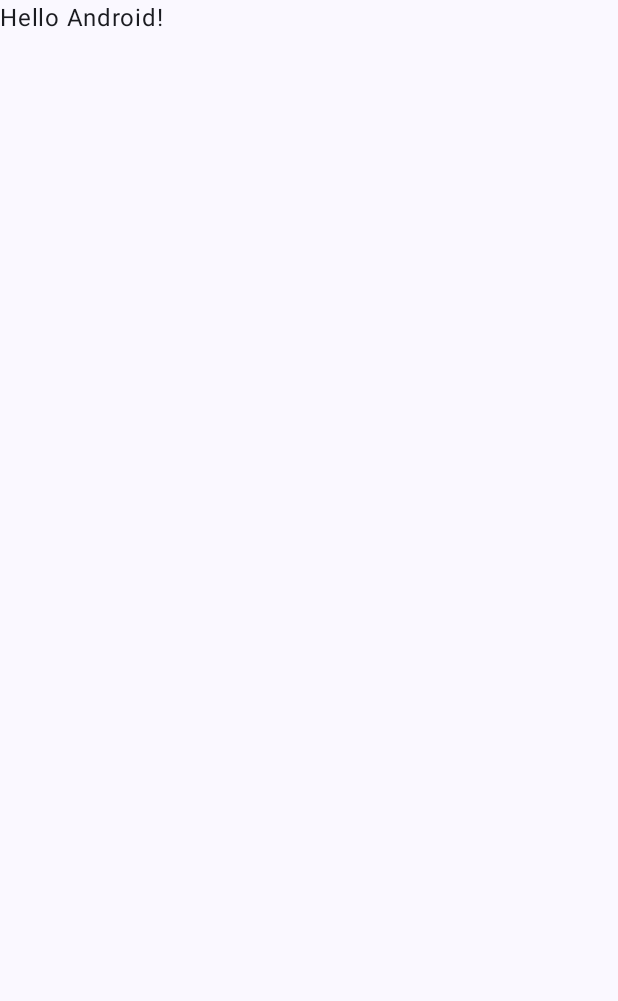
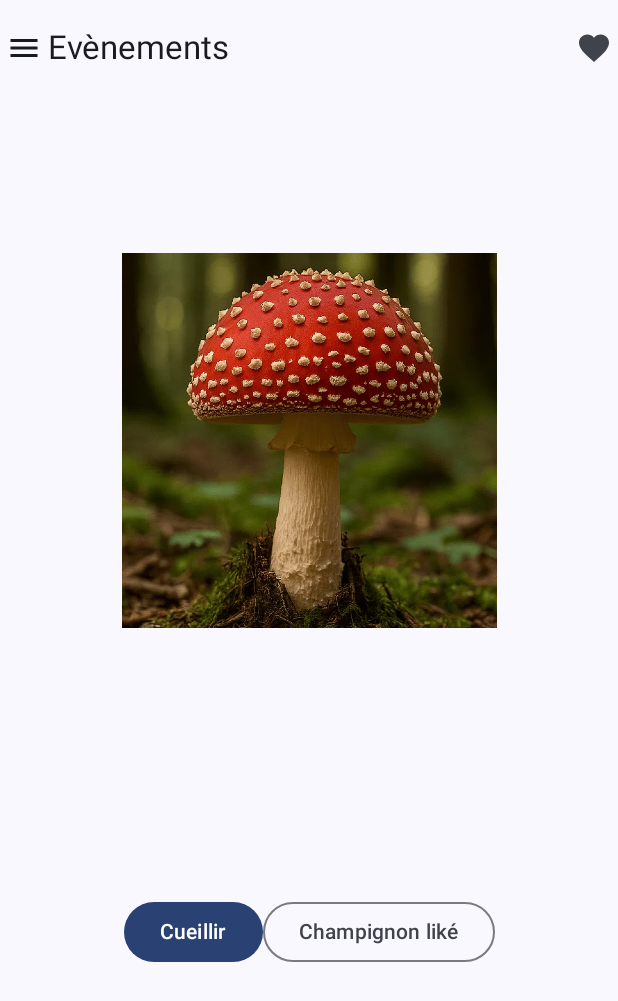
Before and after one commit to Gueyvelian/projet_android_FIA4, an Android app built with Jetpack Compose: the screen it shows after launch (MainActivity), on a phone screen of 412 x 824 dp. Before the commit the part shown is almost empty. Shown: the top 1001 px of the screen. Run offline under Robolectric (Android 15) with nearby library versions, the phone set to English and light mode, and no system bars; our stand-ins replace Navigation 3.

Commit message:
Page d'accueil

```diff
--- a/app/build.gradle.kts
+++ b/app/build.gradle.kts
@@ -49,6 +49,8 @@ dependencies {
     implementation(libs.androidx.compose.ui.graphics)
     implementation(libs.androidx.compose.ui.tooling.preview)
     implementation(libs.androidx.compose.material3)
+    implementation(libs.androidx.navigation3.ui)
+    implementation(libs.androidx.navigation.compose)
     testImplementation(libs.junit)
     androidTestImplementation(libs.androidx.junit)
     androidTestImplementation(libs.androidx.espresso.core)
--- a/app/src/main/java/com/example/myapplication/MainActivity.kt
+++ b/app/src/main/java/com/example/myapplication/MainActivity.kt
@@ -4,13 +4,36 @@ import android.os.Bundle
 import androidx.activity.ComponentActivity
 import androidx.activity.compose.setContent
 import androidx.activity.enableEdgeToEdge
+import androidx.compose.foundation.Image
+import androidx.compose.foundation.layout.Arrangement
+import androidx.compose.foundation.layout.Box
+import androidx.compose.foundation.layout.Column
+import androidx.compose.foundation.layout.Row
 import androidx.compose.foundation.layout.fillMaxSize
 import androidx.compose.foundation.layout.padding
+import androidx.compose.foundation.layout.size
+import androidx.compose.material.icons.Icons
+import androidx.compose.material.icons.filled.Favorite
+import androidx.compose.material.icons.filled.Menu
+import androidx.compose.material3.Button
+import androidx.compose.material3.ExperimentalMaterial3Api
+import androidx.compose.material3.Icon
 import androidx.compose.material3.Scaffold
 import androidx.compose.material3.Text
+import androidx.compose.material3.TopAppBar
 import androidx.compose.runtime.Composable
+import androidx.compose.runtime.mutableStateListOf
+import androidx.compose.runtime.remember
+import androidx.compose.ui.Alignment
 import androidx.compose.ui.Modifier
+import androidx.compose.ui.res.painterResource
 import androidx.compose.ui.tooling.preview.Preview
+import androidx.compose.ui.unit.dp
+import androidx.navigation.NavController
+import androidx.navigation.compose.NavHost
+import androidx.navigation.compose.composable
+import androidx.navigation.compose.rememberNavController
+import androidx.navigation3.ui.NavDisplay
 import com.example.myapplication.ui.theme.MyApplicationTheme
 
 class MainActivity : ComponentActivity() {
@@ -18,30 +41,109 @@ class MainActivity : ComponentActivity() {
         super.onCreate(savedInstanceState)
         enableEdgeToEdge()
         setContent {
-            MyApplicationTheme {
-                Scaffold(modifier = Modifier.fillMaxSize()) { innerPadding ->
-                    Greeting(
-                        name = "Android",
-                        modifier = Modifier.padding(innerPadding)
-                    )
+            val navController = rememberNavController()
+            NavHost(navController = navController, startDestination = "acceuil") {
+                composable("acceuil") {
+                    Main(navController = navController)
                 }
             }
         }
     }
+
+    @OptIn(ExperimentalMaterial3Api::class)
+    @Composable
+    fun Main(navController: NavController) {
+        MyApplicationTheme{
+            //val backStack = remember { mutableStateListOf<Any>(ScreenDest()) }
+            Scaffold(
+                topBar = {
+                    TopAppBar(
+                        title = {
+                            Text("Evènements")
+                        },
+                        navigationIcon = { Icon(Icons.Default.Menu, contentDescription = null) },
+                        actions = { Icon(Icons.Default.Favorite, contentDescription = null) })
+                },
+                modifier = Modifier.fillMaxSize()
+            ) { innerPadding ->
+                Box(modifier = Modifier.padding(innerPadding))
+                Screen()
+                //NavDisplay(
+                //backStack = backStack,
+                //entryProvider = entryProvider {
+                //    entry<ScreenDest> { Screen({backStack.add(DesoleDest())}, {backStack.add(InscriptionDest())}) }
+                //    entry<DesoleDest> { Desole({backStack.removeLastOrNull() }) }
+                //    entry<InscriptionDest> { Inscription({backStack.removeLastOrNull() }) }
+                //}
+                //)
+
+            }
+        }
+    }
+
+    @Composable
+    fun ScreenDest() {
+        TODO("Not yet implemented")
+    }
 }
 
-@Composable
+/*@Composable
 fun Greeting(name: String, modifier: Modifier = Modifier) {
     Text(
         text = "Hello $name!",
         modifier = modifier
     )
-}
+}*/
 
-@Preview(showBackground = true)
+/*@Preview(showBackground = true)
 @Composable
 fun GreetingPreview() {
     MyApplicationTheme {
         Greeting("Android")
     }
+}*/
+
+@Composable
+fun Screen(/*onclick: () -> Unit, onclickIns: () -> Unit*/) {
+
+    Column(
+        horizontalAlignment = Alignment.CenterHorizontally,
+        modifier = Modifier.fillMaxSize(),
+        verticalArrangement = Arrangement.SpaceEvenly
+    ) {
+        Image(
+            painter = painterResource(R.drawable.champi),
+            contentDescription = "Amanite",
+            modifier = Modifier.size(250.dp)
+        )
+        /*Column(){
+            Text("Où : Ecole ingénieur ISIS")
+            Text("Quand : 24 octobre")
+        }*/
+        InscriptionButton(/*onclick, onclickIns*/)
+
+
+    }
+
+
 }
+
+@Composable
+fun InscriptionButton(/*onclick: () -> Unit, onclickIns: () -> Unit*/) {
+    Row(modifier = Modifier.padding(10.dp)) {
+        Button(onClick = { /*onclickIns()*/ }) {
+            Text("Cueillir")
+
+        }
+        Button(
+            onClick = { /*onclick()*/ },
+            colors = androidx.compose.material3.ButtonDefaults.outlinedButtonColors(),
+            border = androidx.compose.material3.ButtonDefaults.outlinedButtonBorder
+        ) {
+            Text("Champignon liké")
+
+        }
+
+    }
+
+}
--- a/gradle/libs.versions.toml
+++ b/gradle/libs.versions.toml
@@ -8,6 +8,8 @@ espressoCore = "3.7.0"
 lifecycleRuntimeKtx = "2.9.4"
 activityCompose = "1.11.0"
 composeBom = "2024.09.00"
+navigation3Ui = "1.0.0-rc01"
+navigationCompose = "2.9.6"
 
 [libraries]
 androidx-core-ktx = { group = "androidx.core", name = "core-ktx", version.ref = "coreKtx" }
@@ -24,6 +26,8 @@ androidx-compose-ui-tooling-preview = { group = "androidx.compose.ui", name = "u
 androidx-compose-ui-test-manifest = { group = "androidx.compose.ui", name = "ui-test-manifest" }
 androidx-compose-ui-test-junit4 = { group = "androidx.compose.ui", name = "ui-test-junit4" }
 androidx-compose-material3 = { group = "androidx.compose.material3", name = "material3" }
+androidx-navigation3-ui = { group = "androidx.navigation3", name = "navigation3-ui", version.ref = "navigation3Ui" }
+androidx-navigation-compose = { group = "androidx.navigation", name = "navigation-compose", version.ref = "navigationCompose" }
 
 [plugins]
 android-application = { id = "com.android.application", version.ref = "agp" }
```
Also changed, not shown: app/src/main/res/drawable/champi.webp (added).
